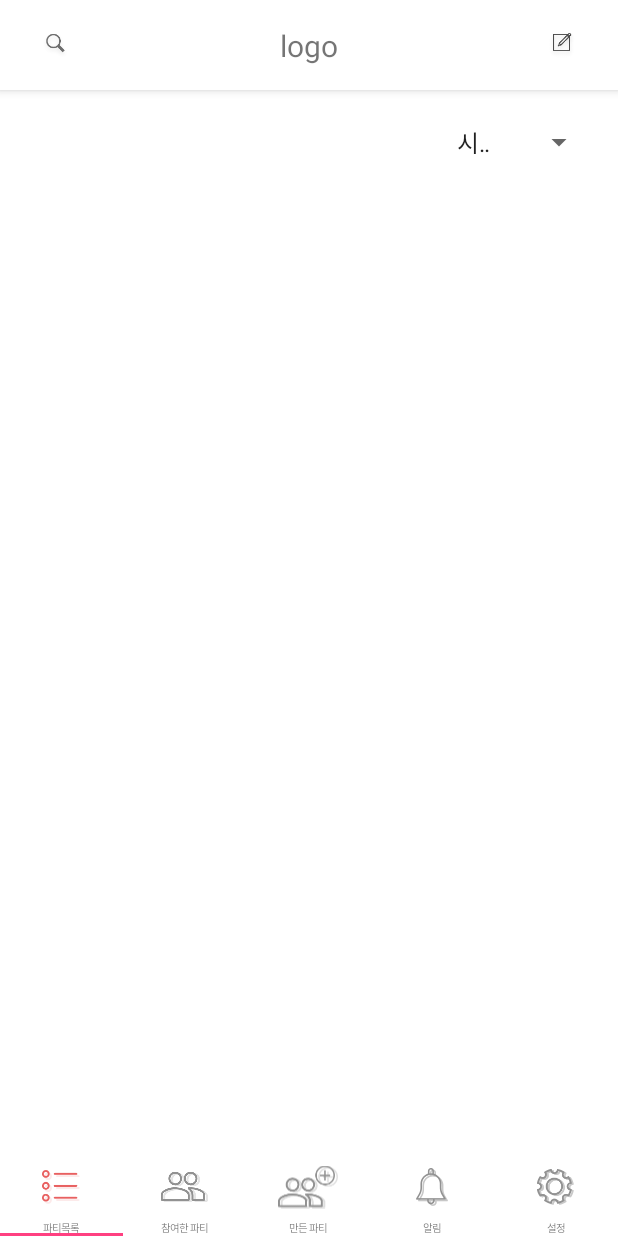
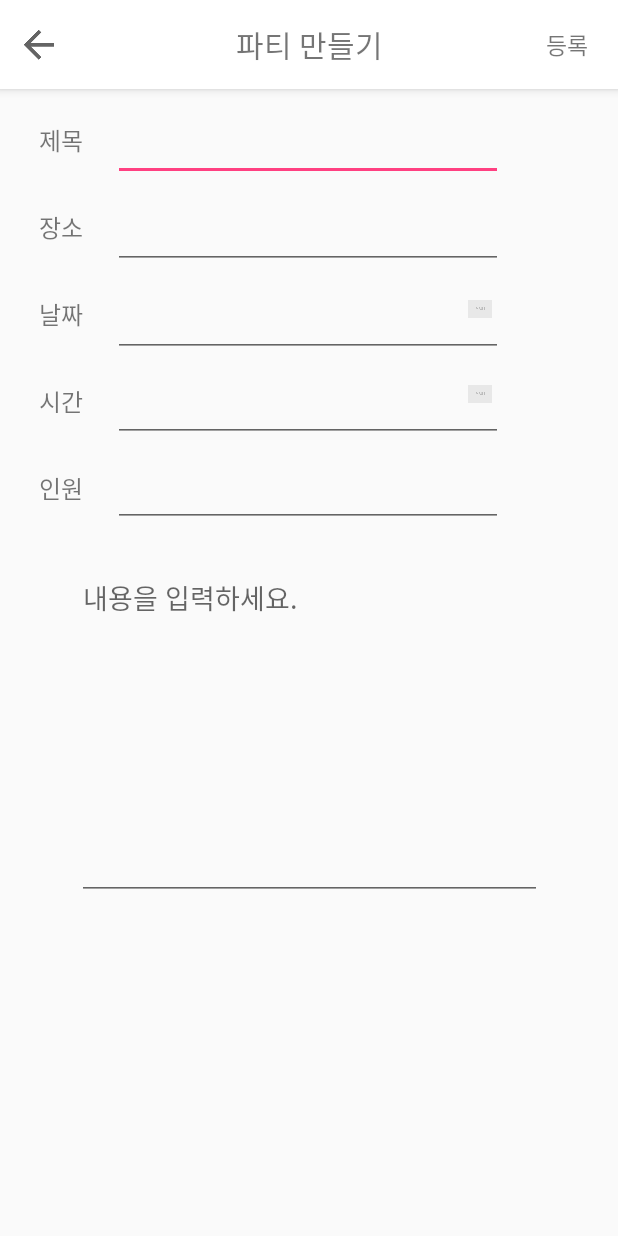
Before and after one commit to PartyGwam/front, an Android app: the MainActivity screen opened directly, with no data from a screen before it, after a tap on an icon or button, on a phone screen of 412 x 824 dp. Run offline under Robolectric (Android 15) with nearby library versions, the phone set to English and light mode, and no system bars; our stand-ins replace ButterKnife.

Commit message:
write 통신, spinner 작업

```diff
--- a/app/src/main/java/com/example/joe/depromeet_partygwam/Login/View/LoginActivity.java
+++ b/app/src/main/java/com/example/joe/depromeet_partygwam/Login/View/LoginActivity.java
@@ -171,6 +171,8 @@ public class LoginActivity extends AppCompatActivity
         }
         Intent intent = new Intent(LoginActivity.this, MainActivity.class);
         intent.putExtra("Token", response.getResult().getToken());
+        intent.putExtra("Uuid", response.getResult().getUuid());
+        intent.putExtra("ProfilePicture", response.getResult().getProfile_picture());
         startActivity(intent);
         finish();
     }
--- a/app/src/main/java/com/example/joe/depromeet_partygwam/Main/TabFragment/PartyList/View/PartyListFragment.java
+++ b/app/src/main/java/com/example/joe/depromeet_partygwam/Main/TabFragment/PartyList/View/PartyListFragment.java
@@ -1,5 +1,6 @@
 package com.example.joe.depromeet_partygwam.Main.TabFragment.PartyList.View;
 
+import android.content.Intent;
 import android.os.Bundle;
 import android.support.annotation.NonNull;
 import android.support.annotation.Nullable;
@@ -35,7 +36,7 @@ public class PartyListFragment extends Fragment
     RecyclerView recyclerView;
     private PartiesAdapter adapter;
     private PartiesPresenter presenter;
-
+    private boolean isActive = false; //첫 실행시 스피너가 자동으로 눌리는 것 방지용
 
     @Override
     public View onCreateView(@NonNull LayoutInflater inflater, @Nullable ViewGroup container, @Nullable Bundle savedInstanceState) {
@@ -52,7 +53,6 @@ public class PartyListFragment extends Fragment
         super.onActivityCreated(savedInstanceState);
         //spinner.setSelection(0, false);
         spinner.setOnItemSelectedListener(this);
-
         presenter = new PartiesPresenter();
         presenter.attchView(this);
         presenter.setAdapterModel(adapter);
@@ -60,8 +60,25 @@ public class PartyListFragment extends Fragment
     }
 
     @Override
+    public void onResume() {
+        super.onResume();
+        Log.d(TAG, "onResume");
+        refreshList(0);
+        isActive = true;
+    }
+
+    @Override
     public void onItemSelected(AdapterView<?> parent, View view, int position, long id) {
         Log.d(TAG, "p " + position);
+        if (isActive) {
+            Log.d(TAG, "isPressed");
+            refreshList(position);
+        }
+
+    }
+
+
+    private void refreshList(int position) {
         pb.setVisibility(View.VISIBLE);
         presenter.getParties(position);
     }
@@ -103,6 +120,19 @@ public class PartyListFragment extends Fragment
     }
 
     @Override
+    public void onStop() {
+        super.onStop();
+        Log.d(TAG, "onStop");
+        //spinner.setOnItemClickListener(null);
+    }
+
+    @Override
+    public void onDestroyView() {
+        super.onDestroyView();
+        Log.d(TAG, "onDestroyView");
+    }
+
+    @Override
     public void onDetach() {
         super.onDetach();
         presenter.detachView();
--- a/app/src/main/java/com/example/joe/depromeet_partygwam/Main/View/MainActivity.java
+++ b/app/src/main/java/com/example/joe/depromeet_partygwam/Main/View/MainActivity.java
@@ -8,6 +8,7 @@ import android.support.v4.app.FragmentManager;
 import android.support.v7.app.AppCompatActivity;
 import android.os.Bundle;
 import android.support.v7.widget.Toolbar;
+import android.util.Log;
 import android.view.View;
 import android.widget.ImageView;
 import android.widget.TextView;
@@ -18,6 +19,7 @@ import com.example.joe.depromeet_partygwam.Main.TabFragment.MyParty;
 import com.example.joe.depromeet_partygwam.Main.TabFragment.PartyEventMessage;
 import com.example.joe.depromeet_partygwam.Main.TabFragment.PartyList.View.PartyListFragment;
 import com.example.joe.depromeet_partygwam.Main.TabFragment.SettingProfile;
+import com.example.joe.depromeet_partygwam.PartyWrite.View.PartyWriteActivity;
 import com.example.joe.depromeet_partygwam.R;
 
 import butterknife.BindView;
@@ -25,7 +27,7 @@ import butterknife.ButterKnife;
 import butterknife.OnClick;
 
 public class MainActivity extends AppCompatActivity implements TabLayout.OnTabSelectedListener {
-
+    private static final String TAG = MainActivity.class.getSimpleName();
     private Fragment fragment1;
     private Fragment fragment2;
     private Fragment fragment3;
@@ -40,6 +42,8 @@ public class MainActivity extends AppCompatActivity implements TabLayout.OnTabSe
     ImageView imgWrite;
 
     private String token;
+    private String uuid;
+    private String profilePicture;
 
     @Override
     protected void onCreate(Bundle savedInstanceState) {
@@ -49,9 +53,13 @@ public class MainActivity extends AppCompatActivity implements TabLayout.OnTabSe
 
         Intent intent = getIntent();
         token = "PG " + intent.getStringExtra("Token");
+        uuid = intent.getStringExtra("Uuid");
+        profilePicture = intent.getStringExtra("ProfilePicture");
 
         SharePreferenceManager.getInstance(this);
         SharePreferenceManager.putString("Token", token);
+        SharePreferenceManager.putString("Uuid", uuid);
+        SharePreferenceManager.putString("ProfilePicture", profilePicture);
 
         initView();
     }
@@ -164,12 +172,15 @@ public class MainActivity extends AppCompatActivity implements TabLayout.OnTabSe
 
     @OnClick(R.id.main_toolbar_write)
     public void writeClick() {
-
+        startActivity(new Intent(MainActivity.this, PartyWriteActivity.class));
     }
 
     @Override
     protected void onDestroy() {
         super.onDestroy();
+        Log.d(TAG, "onDestroy()");
         SharePreferenceManager.remove("Token");
+        SharePreferenceManager.remove("Uuid");
+        SharePreferenceManager.remove("ProfilePicture");
     }
 }
--- /dev/null
+++ b/app/src/main/java/com/example/joe/depromeet_partygwam/PartyWrite/Model/PartyWriteModelCallback.java
@@ -0,0 +1,8 @@
+package com.example.joe.depromeet_partygwam.PartyWrite.Model;
+
+public interface PartyWriteModelCallback {
+    interface RetrofitModel {
+        void onSuccess(int code);
+        void onFailure();
+    }
+}
--- /dev/null
+++ b/app/src/main/java/com/example/joe/depromeet_partygwam/PartyWrite/Presenter/PartyWriteContract.java
@@ -0,0 +1,17 @@
+package com.example.joe.depromeet_partygwam.PartyWrite.Presenter;
+
+public interface PartyWriteContract {
+    interface View {
+        void toast(String msg);
+        void onAuthorization();
+        void onBadRequest();
+        void onSuccess();
+        void onConnectFail();
+    }
+
+    interface Presenter {
+        void insertParty(String title, String place, String description, String startTime, int maxPeople);
+        void attachView(View view);
+        void detachView();
+    }
+}
--- a/app/src/main/java/com/example/joe/depromeet_partygwam/PartyWrite/Presenter/PartyWritePresenter.java
+++ b/app/src/main/java/com/example/joe/depromeet_partygwam/PartyWrite/Presenter/PartyWritePresenter.java
@@ -1,4 +1,52 @@
 package com.example.joe.depromeet_partygwam.PartyWrite.Presenter;
 
-public class PartyWritePresenter {
+import com.example.joe.depromeet_partygwam.PartyWrite.Model.PartyWriteModelCallback;
+import com.example.joe.depromeet_partygwam.PartyWrite.Model.WriteRetrofitModel;
+import com.example.joe.depromeet_partygwam.Retrofit.ResponseCode;
+
+public class PartyWritePresenter
+        implements PartyWriteContract.Presenter, PartyWriteModelCallback.RetrofitModel {
+
+    private WriteRetrofitModel retrofitModel;
+    private PartyWriteContract.View view;
+
+    public PartyWritePresenter() {
+        retrofitModel = new WriteRetrofitModel();
+        retrofitModel.setCallback(this);
+    }
+
+    @Override
+    public void onSuccess(int code) {
+        if (code == ResponseCode.UNAUTHORIZED) {
+            view.onAuthorization();
+            return;
+        }
+
+        if (code == ResponseCode.BAD_REQUEST) {
+            view.onBadRequest();
+            return;
+        }
+
+        view.onSuccess();
+    }
+
+    @Override
+    public void onFailure() {
+        view.onConnectFail();
+    }
+
+    @Override
+    public void insertParty(String title, String place, String description, String startTime, int maxPeople) {
+        retrofitModel.insertParty(title, place, description, startTime, maxPeople);
+    }
+
+    @Override
+    public void attachView(PartyWriteContract.View view) {
+        this.view = view;
+    }
+
+    @Override
+    public void detachView() {
+        this.view = null;
+    }
 }
--- a/app/src/main/java/com/example/joe/depromeet_partygwam/PartyWrite/View/PartyWriteActivity.java
+++ b/app/src/main/java/com/example/joe/depromeet_partygwam/PartyWrite/View/PartyWriteActivity.java
@@ -5,17 +5,135 @@ import android.content.Intent;
 import android.support.v4.app.Fragment;
 import android.support.v7.app.AppCompatActivity;
 import android.os.Bundle;
+import android.view.View;
+import android.widget.EditText;
+import android.widget.ImageView;
+import android.widget.ProgressBar;
+import android.widget.TextView;
+import android.widget.Toast;
 
 import com.example.joe.depromeet_partygwam.Main.Party.PartyFragment;
+import com.example.joe.depromeet_partygwam.PartyWrite.Presenter.PartyWriteContract;
+import com.example.joe.depromeet_partygwam.PartyWrite.Presenter.PartyWritePresenter;
 import com.example.joe.depromeet_partygwam.R;
 
+import java.util.Map;
 import java.util.UUID;
 
-public class PartyWriteActivity extends AppCompatActivity {
+import butterknife.BindView;
+import butterknife.ButterKnife;
+import butterknife.OnClick;
+
+public class PartyWriteActivity extends AppCompatActivity implements PartyWriteContract.View {
+    @BindView(R.id.party_write_title_edit)
+    EditText editTitle;
+    @BindView(R.id.party_write_place_edit)
+    EditText editPlace;
+    @BindView(R.id.party_write_date_edit)
+    EditText editDate;
+    @BindView(R.id.party_write_time_edit)
+    EditText editTime;
+    @BindView(R.id.party_write_num_of_people_edit)
+    EditText editNumOfPeople;
+    @BindView(R.id.party_write_content_edit)
+    EditText editContent;
+    @BindView(R.id.party_write_pb)
+    ProgressBar pb;
+    @BindView(R.id.party_write_toolbar_back)
+    ImageView imgBack;
+    @BindView(R.id.party_write_toolbar_regist)
+    TextView textRegist;
+    private PartyWritePresenter presenter;
+
     @Override
     protected void onCreate(Bundle savedInstanceState) {
         super.onCreate(savedInstanceState);
         setContentView(R.layout.party_write_activity);
+        ButterKnife.bind(this);
+        presenter = new PartyWritePresenter();
+        presenter.attachView(this);
+    }
 
+    @OnClick(R.id.party_write_toolbar_back)
+    public void onBackClick() {
+        finish();
+    }
+
+    @OnClick(R.id.party_write_toolbar_regist)
+    public void onRegistClick() {
+        String title = editTitle.getText().toString();
+        String place = editPlace.getText().toString();
+        String date = editDate.getText().toString();
+        String time = editTime.getText().toString();
+        String numOfPeople = editNumOfPeople.getText().toString();
+        String contents = editContent.getText().toString();
+
+        if (title.equals("")) {
+
+            return;
+        }
+
+        if (place.equals("")) {
+            return;
+        }
+
+        if (date.equals("")) {
+            return;
+        }
+
+        if (time.equals("")) {
+            return;
+        }
+
+        if (numOfPeople.equals("")) {
+            return;
+        }
+
+        if (contents.equals("")) {
+            return;
+        }
+
+        String startTime = date + "T" + time;
+        presenter.insertParty(title, place, contents,
+                startTime, Integer.parseInt(numOfPeople));
+    }
+
+    @Override
+    public void toast(String msg) {
+        Runnable r = () -> {
+            Toast.makeText(this, msg, Toast.LENGTH_SHORT).show();
+        };
+        runOnUiThread(r);
+    }
+
+    @Override
+    public void onAuthorization() {
+        pb.setVisibility(View.INVISIBLE);
+        toast("인증 에러입니다.");
+    }
+
+    @Override
+    public void onBadRequest() {
+        pb.setVisibility(View.INVISIBLE);
+        toast("404");
+    }
+
+    @Override
+    public void onSuccess() {
+        pb.setVisibility(View.INVISIBLE);
+        toast("작성 되었습니다.");
+        finish();
+    }
+
+    @Override
+    public void onConnectFail() {
+        pb.setVisibility(View.INVISIBLE);
+        toast("서버 연결에 실패했습니다. 다시 시도해주세요.");
+    }
+
+    @Override
+    protected void onDestroy() {
+        super.onDestroy();
+        presenter.detachView();
     }
 }
--- a/app/src/main/java/com/example/joe/depromeet_partygwam/Retrofit/RetrofitService.java
+++ b/app/src/main/java/com/example/joe/depromeet_partygwam/Retrofit/RetrofitService.java
@@ -38,4 +38,10 @@ public interface RetrofitService {
             @Query("ordering") String ordering,
             @Query("page") int page
     );
+
+    @POST("/api/parties/")
+    Call<Void> insertParty(
+            @Header("Authorization") String authorization,
+            @Body JsonObject party
+    );
 }
--- a/app/src/main/res/layout/party_write_activity.xml
+++ b/app/src/main/res/layout/party_write_activity.xml
@@ -30,8 +30,7 @@
         app:layout_constraintTop_toBottomOf="@+id/include"
         android:id="@+id/party_write_title_edit"
         android:maxLines="1"
-        android:textSize="15sp"
-        android:text="test"/>
+        android:textSize="15sp"/>
 
     <TextView
         android:id="@+id/textView8"
@@ -52,7 +51,6 @@
         android:layout_marginTop="7dp"
         android:paddingBottom="20dp"
         android:textSize="15sp"
-        android:text="1212"
         app:layout_constraintStart_toEndOf="@+id/textView8"
         app:layout_constraintTop_toBottomOf="@+id/party_write_title_edit" />
 
@@ -74,7 +72,6 @@
         android:layout_marginLeft="20dp"
         android:layout_marginTop="5dp"
         android:paddingBottom="22dp"
-        android:text="test"
         android:textSize="15sp"
         app:layout_constraintStart_toEndOf="@+id/textView11"
         app:layout_constraintTop_toBottomOf="@+id/party_write_place_edit" />
@@ -108,7 +105,6 @@
         android:layout_marginLeft="20dp"
         android:layout_marginTop="3dp"
         android:paddingBottom="22dp"
-        android:text="test"
         android:textSize="15sp"
         app:layout_constraintStart_toEndOf="@+id/textView13"
         app:layout_constraintTop_toBottomOf="@+id/party_write_date_edit" />
@@ -141,8 +137,8 @@
         android:layout_marginLeft="20dp"
         android:layout_marginTop="3dp"
         android:paddingBottom="22dp"
-        android:text="test"
         android:textSize="15sp"
+        android:inputType="number"
         android:id="@+id/party_write_num_of_people_edit"
         app:layout_constraintStart_toEndOf="@+id/textView15"
         app:layout_constraintTop_toBottomOf="@+id/party_write_time_edit" />
@@ -150,14 +146,23 @@
     <EditText
         android:id="@+id/party_write_content_edit"
         android:layout_width="310dp"
-        android:layout_height="180dp"
-        android:layout_marginEnd="8dp"
-        android:layout_marginLeft="8dp"
-        android:layout_marginRight="8dp"
-        android:layout_marginStart="8dp"
-        android:layout_marginTop="8dp"
+        android:layout_height="225dp"
+        android:layout_marginLeft="26dp"
+        android:layout_marginRight="26dp"
+        android:layout_marginTop="23dp"
         app:layout_constraintEnd_toEndOf="parent"
         app:layout_constraintStart_toStartOf="parent"
         app:layout_constraintTop_toBottomOf="@+id/party_write_num_of_people_edit"
-        android:text="test" />
+        android:hint="내용을 입력하세요."
+        android:gravity="top"/>
+
+    <ProgressBar
+        android:id="@+id/party_write_pb"
+        android:layout_width="50dp"
+        android:layout_height="50dp"
+        android:visibility="invisible"
+        app:layout_constraintBottom_toBottomOf="parent"
+        app:layout_constraintEnd_toEndOf="parent"
+        app:layout_constraintStart_toStartOf="parent"
+        app:layout_constraintTop_toTopOf="parent" />
 </android.support.constraint.ConstraintLayout>
--- a/app/src/main/res/layout/party_write_toolbar.xml
+++ b/app/src/main/res/layout/party_write_toolbar.xml
@@ -39,9 +39,10 @@
             app:layout_constraintTop_toTopOf="parent" />
 
         <TextView
+            android:id="@+id/party_write_toolbar_regist"
             android:layout_width="wrap_content"
             android:layout_height="wrap_content"
-            android:layout_marginEnd="20dp"
+            android:layout_marginRight="20dp"
             android:text="등록"
             android:textSize="15sp"
             app:layout_constraintBottom_toBottomOf="parent"
```
Also changed, not shown: app/src/main/java/com/example/joe/depromeet_partygwam/PartyWrite/Model/WriteRetrofitModel.java (+57 -0 lines).
